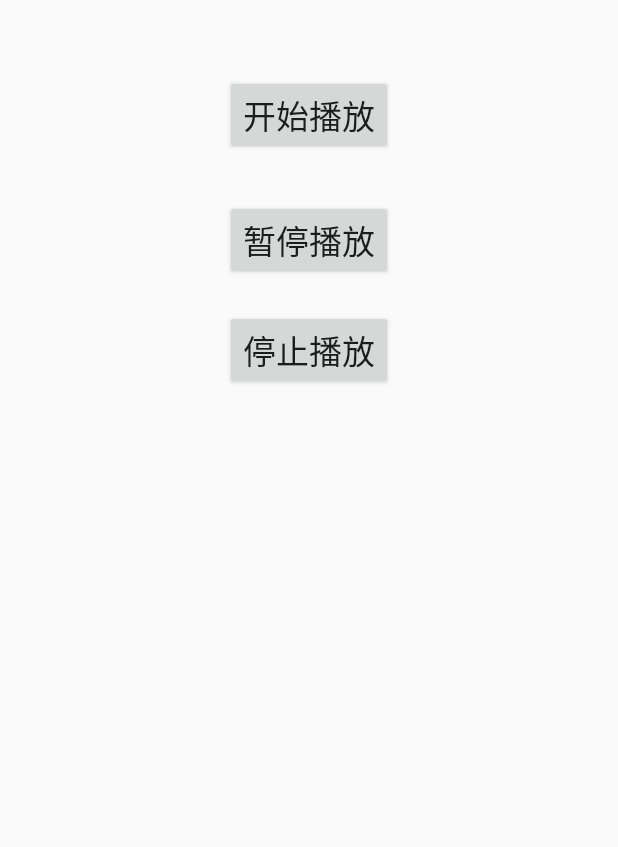
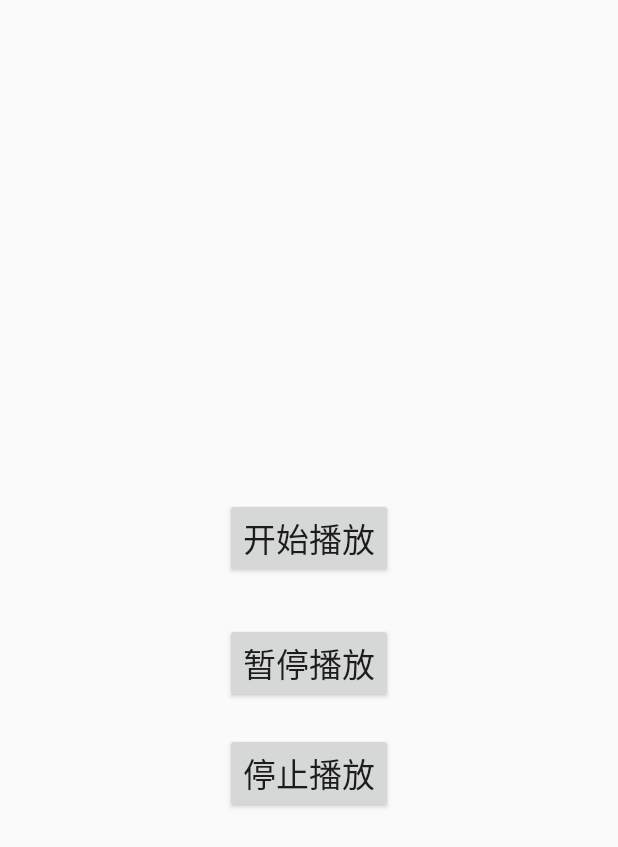
Before and after one commit to Consti10/JephySoftMediaPlayer, an Android app: the layout activity_mock_data.xml on its own in the app's theme, with its tools: preview values and no code run, on a phone screen of 412 x 824 dp. Shown: the top 847 px of the screen. Run offline under Robolectric (Android 15) with nearby library versions, the phone set to English and light mode, and no system bars.

Commit message:
add render module success.Start, pause, stop success

```diff
--- a/app/src/main/java/com/jephysoftmediaplayer/PlayerTestActivity.java
+++ b/app/src/main/java/com/jephysoftmediaplayer/PlayerTestActivity.java
@@ -5,6 +5,7 @@ import android.os.Bundle;
 import android.util.Log;
 import android.widget.Button;
 
+import com.evomotion.glrenderview.GlVideoRenderLayout;
 import com.jephysoftmediaplayer.decode.OnFrameCallBack;
 import com.jephysoftmediaplayer.player.JephyPlayer;
 
@@ -18,6 +19,9 @@ public class PlayerTestActivity extends Activity  {
 
     private final String TAG = "PlayerTestActivity";
     private static final int DECODED_SUCCESS = 0;
+
+    @BindView(R.id.vidoe_render_layout)
+    GlVideoRenderLayout videoRenderLayout;
 
     @BindView(R.id.start_play_bt)
     Button startPlayButton;
@@ -56,6 +60,7 @@ public class PlayerTestActivity extends Activity  {
         ButterKnife.bind(this);
 
         player = new JephyPlayer();
+        player.setDisplay(videoRenderLayout);
 
         player.prepare();
 
--- a/app/src/main/res/layout/activity_mock_data.xml
+++ b/app/src/main/res/layout/activity_mock_data.xml
@@ -1,9 +1,21 @@
 <?xml version="1.0" encoding="utf-8"?>
-<LinearLayout xmlns:android="http://schemas.android.com/apk/res/android"
+<FrameLayout xmlns:android="http://schemas.android.com/apk/res/android"
     android:layout_width="match_parent"
     android:layout_height="match_parent"
     android:orientation="vertical">
 
+    <com.evomotion.glrenderview.GlVideoRenderLayout
+        android:id="@+id/vidoe_render_layout"
+        android:layout_width="match_parent"
+        android:layout_height="match_parent">
+
+    </com.evomotion.glrenderview.GlVideoRenderLayout>
+
+    <LinearLayout
+        android:layout_width="wrap_content"
+        android:layout_height="wrap_content"
+        android:orientation="vertical"
+        android:layout_gravity="center">
         <Button
             android:id="@+id/start_play_bt"
             android:layout_marginTop="50dp"
@@ -32,3 +44,6 @@
             android:text="停止播放"
             />
     </LinearLayout>
+
+
+</FrameLayout>
```
Also changed, not shown: app/src/main/java/com/jephysoftmediaplayer/player/JephyPlayer.java (+22 -0 lines). Lines whose indentation alone changed are shown as unchanged.
